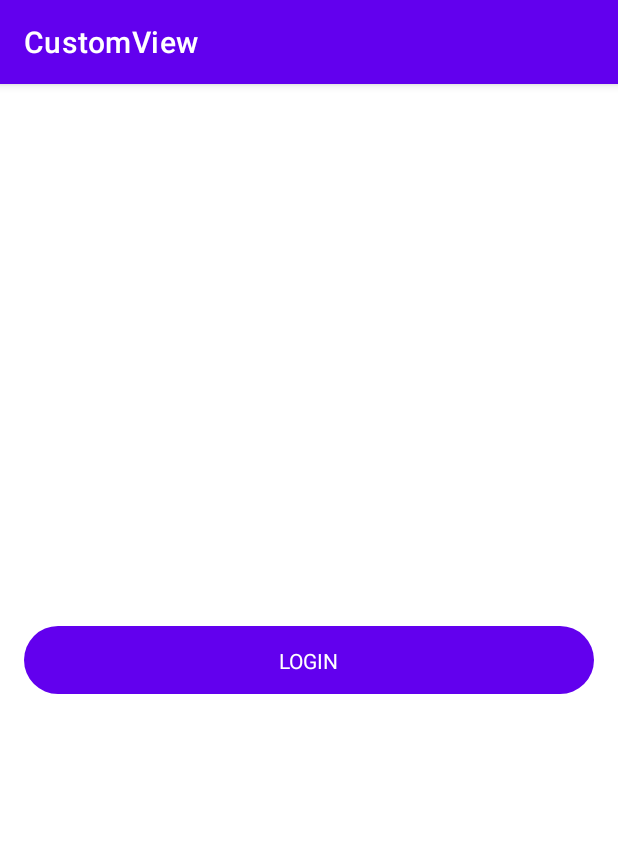
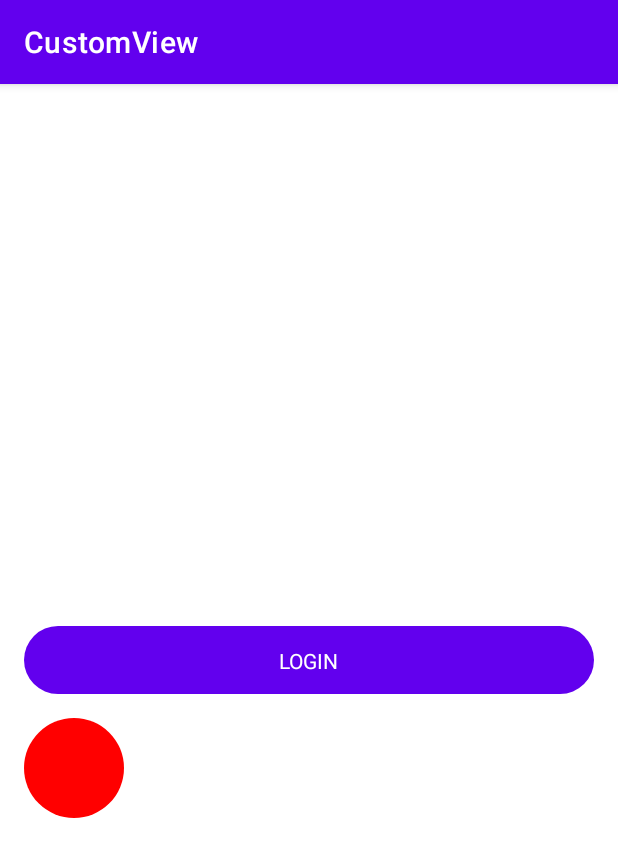
Before and after one commit to igoliveira96/custom_view, an Android app: the screen it shows after launch (MainActivity), on a phone screen of 412 x 824 dp. Shown: the top 857 px of the screen. Run offline under Robolectric (Android 15) with nearby library versions, the phone set to English and light mode, and no system bars.

```diff
--- /dev/null
+++ b/app/src/main/java/com/example/customview/CircleView.kt
@@ -0,0 +1,56 @@
+package com.example.customview
+
+import android.content.Context
+import android.graphics.Canvas
+import android.graphics.Color
+import android.graphics.Paint
+import android.graphics.PointF
+import android.util.AttributeSet
+import android.view.MotionEvent
+import android.view.View
+import kotlin.math.pow
+import kotlin.math.sqrt
+import kotlin.random.Random
+
+class CircleView @JvmOverloads constructor(
+    context: Context, attrs: AttributeSet? = null, defStyleAttr: Int = 0
+) : View(context, attrs, defStyleAttr) {
+
+    val paint = Paint().apply {
+        color = Color.RED
+    }
+    private val centre = PointF(50F, 50F)
+
+    override fun onDraw(canvas: Canvas?) {
+        canvas?.drawCircle(centre.x, centre.y, 50F, paint)
+    }
+
+    fun setRandomColor() {
+        paint.color =
+            getRandomColor()
+    }
+
+    private fun getRandomColor(): Int {
+        return Color.argb(255, Random.nextInt(256), Random.nextInt(256), Random.nextInt(256))
+    }
+
+    override fun onTouchEvent(event: MotionEvent?): Boolean {
+        when (event?.action) {
+            MotionEvent.ACTION_UP -> {
+                val touchPoint = PointF(event.x, event.y)
+
+                //Distance between two points
+                val distance = sqrt(
+                    (centre.x - touchPoint.x).pow(2)
+                            + (centre.y - touchPoint.y).pow(2)
+                )
+
+                if (distance <= 50) {
+                    callOnClick()
+                }
+            }
+        }
+        return true
+    }
+
+}
--- a/app/src/main/java/com/example/customview/MainActivity.kt
+++ b/app/src/main/java/com/example/customview/MainActivity.kt
@@ -20,5 +20,10 @@ class MainActivity : AppCompatActivity() {
                 binding.progressButton.setNormal()
             }
         }
+
+        binding.circle.setOnClickListener {
+            (it as CircleView).setRandomColor()
+            it.invalidate()
+        }
     }
 }
--- a/app/src/main/res/layout/activity_main.xml
+++ b/app/src/main/res/layout/activity_main.xml
@@ -11,11 +11,19 @@
         android:id="@+id/progress_button"
         android:layout_width="0dp"
         android:layout_height="wrap_content"
-        app:title="@string/login"
-        app:loading_title="@string/login_loading"
         app:layout_constraintBottom_toBottomOf="parent"
         app:layout_constraintLeft_toLeftOf="parent"
         app:layout_constraintRight_toRightOf="parent"
-        app:layout_constraintTop_toTopOf="parent" />
+        app:layout_constraintTop_toTopOf="parent"
+        app:loading_title="@string/login_loading"
+        app:title="@string/login" />
+
+    <com.example.customview.CircleView
+        android:id="@+id/circle"
+        android:layout_width="wrap_content"
+        android:layout_height="wrap_content"
+        android:layout_marginTop="16dp"
+        app:layout_constraintStart_toStartOf="@+id/progress_button"
+        app:layout_constraintTop_toBottomOf="@+id/progress_button" />
 
 </androidx.constraintlayout.widget.ConstraintLayout>
```
